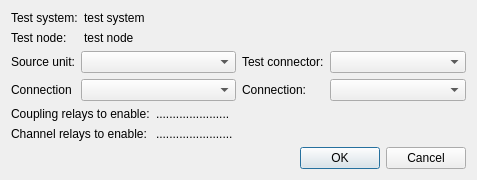
Qt form src/mdttools/mdttesttool/mdtTtRelayPathDialog.ui (scandyna/multidiagtools) before a commit.
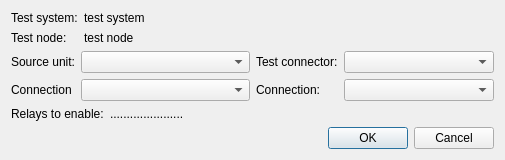
The same form after that commit.

Patch:
```diff
--- a/src/mdttools/mdttesttool/mdtTtRelayPathDialog.ui
+++ b/src/mdttools/mdttesttool/mdtTtRelayPathDialog.ui
@@ -6,8 +6,8 @@
    <rect>
     <x>0</x>
     <y>0</y>
-    <width>477</width>
-    <height>173</height>
+    <width>505</width>
+    <height>154</height>
    </rect>
   </property>
   <property name="windowTitle">
@@ -108,10 +108,13 @@
    </item>
    <item>
     <layout class="QFormLayout" name="formLayout_3">
+     <property name="fieldGrowthPolicy">
+      <enum>QFormLayout::ExpandingFieldsGrow</enum>
+     </property>
      <item row="0" column="0">
       <widget class="QLabel" name="lbCouplingRelaysLabel">
        <property name="text">
-        <string>Coupling relays to enable:</string>
+        <string>Relays to enable:</string>
        </property>
       </widget>
      </item>
@@ -122,20 +125,6 @@
        </property>
       </widget>
      </item>
-     <item row="1" column="0">
-      <widget class="QLabel" name="lbChannelRelaysLabel">
-       <property name="text">
-        <string>Channel relays to enable:</string>
-       </property>
-      </widget>
-     </item>
-     <item row="1" column="1">
-      <widget class="QLabel" name="lbChannelRelays">
-       <property name="text">
-        <string>.......................</string>
-       </property>
-      </widget>
-     </item>
     </layout>
    </item>
    <item>
```
Left out of the diff: 4 changed lines with no effect on the pictures.
